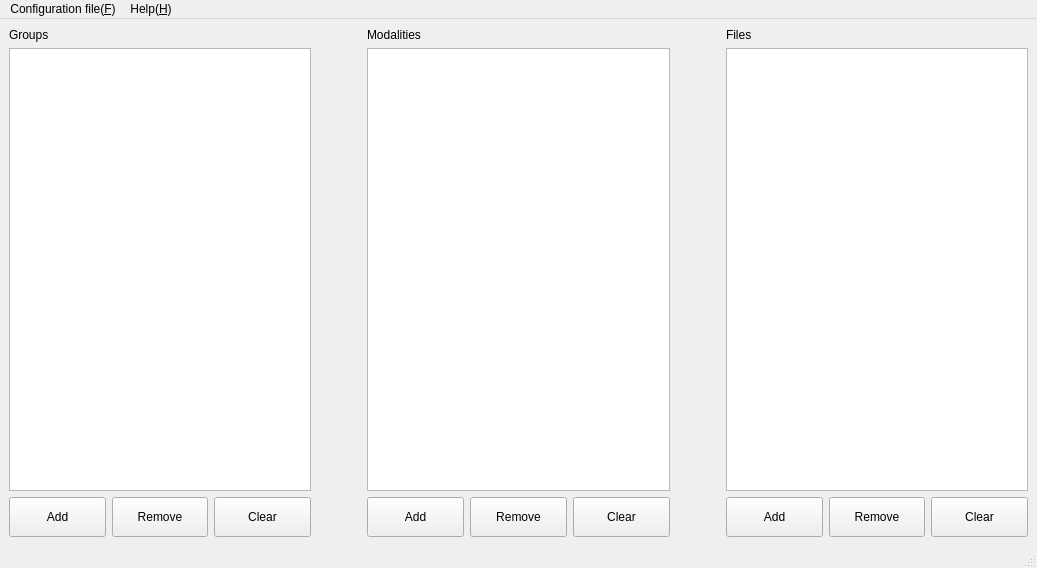
Above: eslearn/gui_test/easylearn_data_loading_gui.ui from easylearn-fmri/easylearn_dev before the change. Below: the same form after it.
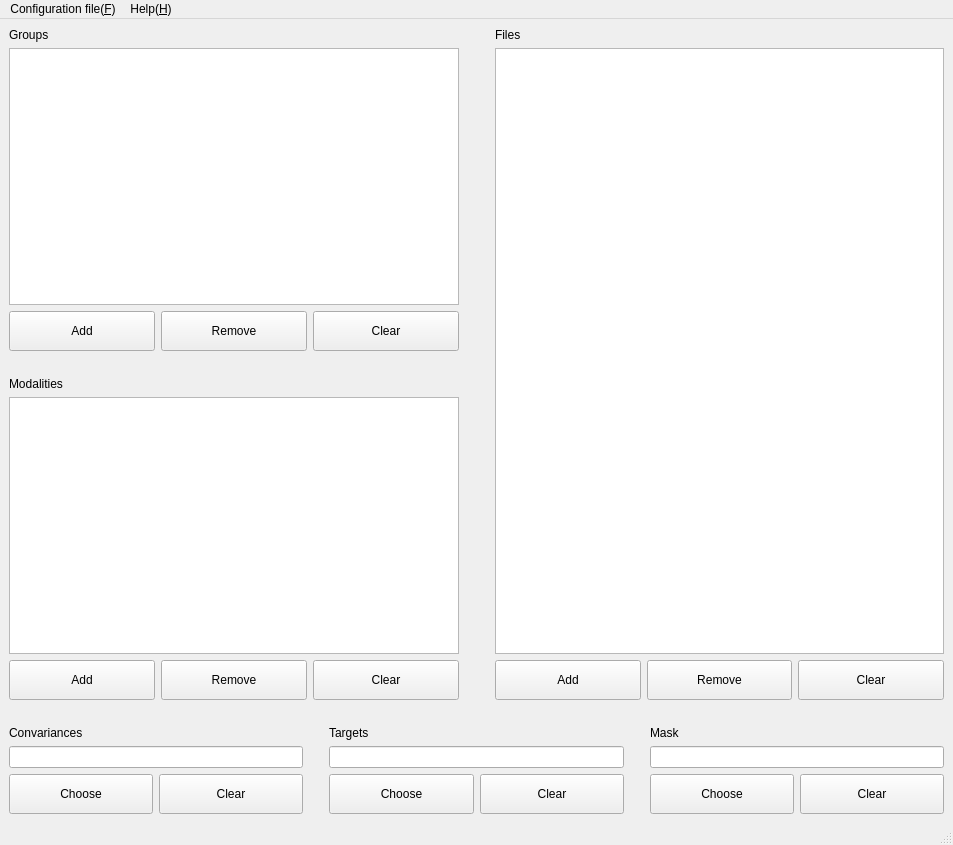
That is the form after the change.

Commit message: easylearn:gui:data_loading

What changed in the file:
```diff
--- a/eslearn/gui_test/easylearn_data_loading_gui.ui
+++ b/eslearn/gui_test/easylearn_data_loading_gui.ui
@@ -6,35 +6,35 @@
    <rect>
     <x>0</x>
     <y>0</y>
-    <width>1037</width>
-    <height>568</height>
+    <width>953</width>
+    <height>845</height>
    </rect>
   </property>
   <property name="windowTitle">
    <string>MainWindow</string>
   </property>
   <widget class="QWidget" name="centralwidget">
-   <layout class="QGridLayout" name="gridLayout_2">
-    <item row="0" column="0">
      <layout class="QGridLayout" name="gridLayout">
-      <item row="1" column="2">
-       <widget class="QListView" name="listView_modalities">
-        <property name="minimumSize">
-         <size>
-          <width>10</width>
-          <height>10</height>
-         </size>
-        </property>
-        <property name="sizeAdjustPolicy">
-         <enum>QAbstractScrollArea::AdjustToContents</enum>
-        </property>
-       </widget>
-      </item>
-      <item row="1" column="4">
-       <widget class="QListView" name="listView_files">
+    <item row="0" column="0">
+     <layout class="QHBoxLayout" name="horizontalLayout_2">
+      <item>
+       <layout class="QVBoxLayout" name="verticalLayout_group_modality">
+        <item>
+         <layout class="QGridLayout" name="gridLayout_2">
+          <item row="3" column="1">
+           <layout class="QVBoxLayout" name="verticalLayout_group">
+            <item>
+             <widget class="QLabel" name="label_group">
+              <property name="text">
+               <string>Groups</string>
+              </property>
+             </widget>
+            </item>
+            <item>
+             <widget class="QListView" name="listView_groups">
         <property name="minimumSize">
          <size>
-          <width>10</width>
+                <width>20</width>
           <height>10</height>
          </size>
         </property>
@@ -49,7 +49,7 @@
         </property>
        </widget>
       </item>
-      <item row="2" column="0">
+            <item>
        <layout class="QHBoxLayout" name="group_btn">
         <item>
          <widget class="QPushButton" name="pushButton_addgroups">
@@ -98,7 +98,49 @@
         </item>
        </layout>
       </item>
-      <item row="2" column="2">
+           </layout>
+          </item>
+         </layout>
+        </item>
+        <item>
+         <spacer name="verticalSpacer">
+          <property name="orientation">
+           <enum>Qt::Vertical</enum>
+          </property>
+          <property name="sizeType">
+           <enum>QSizePolicy::Fixed</enum>
+          </property>
+          <property name="sizeHint" stdset="0">
+           <size>
+            <width>20</width>
+            <height>20</height>
+           </size>
+          </property>
+         </spacer>
+        </item>
+        <item>
+         <layout class="QVBoxLayout" name="verticalLayout_modality">
+          <item>
+           <widget class="QLabel" name="label_modalities">
+            <property name="text">
+             <string>Modalities</string>
+            </property>
+           </widget>
+          </item>
+          <item>
+           <widget class="QListView" name="listView_modalities">
+            <property name="minimumSize">
+             <size>
+              <width>20</width>
+              <height>10</height>
+             </size>
+            </property>
+            <property name="sizeAdjustPolicy">
+             <enum>QAbstractScrollArea::AdjustToContents</enum>
+            </property>
+           </widget>
+          </item>
+          <item>
        <layout class="QHBoxLayout" name="modality_btn">
         <item>
          <widget class="QPushButton" name="pushButton_addmodalities">
@@ -147,36 +189,11 @@
         </item>
        </layout>
       </item>
-      <item row="1" column="0">
-       <widget class="QListView" name="listView_groups">
-        <property name="minimumSize">
-         <size>
-          <width>10</width>
-          <height>10</height>
-         </size>
-        </property>
-        <property name="sizeAdjustPolicy">
-         <enum>QAbstractScrollArea::AdjustToContents</enum>
-        </property>
-       </widget>
-      </item>
-      <item row="1" column="3">
-       <spacer name="horizontalSpacer_2">
-        <property name="orientation">
-         <enum>Qt::Horizontal</enum>
-        </property>
-        <property name="sizeType">
-         <enum>QSizePolicy::Fixed</enum>
-        </property>
-        <property name="sizeHint" stdset="0">
-         <size>
-          <width>50</width>
-          <height>20</height>
-         </size>
-        </property>
-       </spacer>
+         </layout>
+        </item>
+       </layout>
       </item>
-      <item row="1" column="1">
+      <item>
        <spacer name="horizontalSpacer">
         <property name="orientation">
          <enum>Qt::Horizontal</enum>
@@ -186,13 +203,43 @@
         </property>
         <property name="sizeHint" stdset="0">
          <size>
-          <width>50</width>
+          <width>30</width>
           <height>20</height>
          </size>
         </property>
        </spacer>
       </item>
-      <item row="2" column="4">
+      <item>
+       <layout class="QVBoxLayout" name="verticalLayout_files">
+        <item>
+         <layout class="QVBoxLayout" name="verticalLayout_file">
+          <item>
+           <widget class="QLabel" name="label_file">
+            <property name="text">
+             <string>Files</string>
+            </property>
+           </widget>
+          </item>
+          <item>
+           <widget class="QListView" name="listView_files">
+            <property name="minimumSize">
+             <size>
+              <width>10</width>
+              <height>200</height>
+             </size>
+            </property>
+            <property name="baseSize">
+             <size>
+              <width>10</width>
+              <height>10</height>
+             </size>
+            </property>
+            <property name="sizeAdjustPolicy">
+             <enum>QAbstractScrollArea::AdjustToContents</enum>
+            </property>
+           </widget>
+          </item>
+          <item>
        <layout class="QHBoxLayout" name="file_btn">
         <item>
          <widget class="QPushButton" name="pushButton_addfiles">
@@ -259,28 +306,249 @@
         </item>
        </layout>
       </item>
-      <item row="0" column="2">
-       <widget class="QLabel" name="label_modalities">
+         </layout>
+        </item>
+       </layout>
+      </item>
+     </layout>
+    </item>
+    <item row="2" column="0">
+     <layout class="QHBoxLayout" name="horizontalLayout">
+      <item>
+       <layout class="QVBoxLayout" name="verticalLayout_file_covariance">
+        <item>
+         <widget class="QLabel" name="label_covariance">
         <property name="text">
-         <string>Modalities</string>
+           <string>Convariances</string>
         </property>
        </widget>
       </item>
-      <item row="0" column="4">
-       <widget class="QLabel" name="label_file">
+        <item>
+         <widget class="QLineEdit" name="lineEdit_cov"/>
+        </item>
+        <item>
+         <layout class="QHBoxLayout" name="file_btn_4">
+          <item>
+           <widget class="QPushButton" name="pushButton_chooseCovariance">
+            <property name="minimumSize">
+             <size>
+              <width>20</width>
+              <height>40</height>
+             </size>
+            </property>
+            <property name="baseSize">
+             <size>
+              <width>10</width>
+              <height>10</height>
+             </size>
+            </property>
+            <property name="toolTipDuration">
+             <number>-5</number>
+            </property>
+            <property name="whatsThis">
+             <string>&lt;html&gt;&lt;head/&gt;&lt;body&gt;&lt;p&gt;push the button then close program&lt;/p&gt;&lt;/body&gt;&lt;/html&gt;</string>
+            </property>
         <property name="text">
-         <string>Files</string>
+             <string>Choose</string>
         </property>
        </widget>
       </item>
-      <item row="0" column="0">
-       <widget class="QLabel" name="label_group">
+          <item>
+           <widget class="QPushButton" name="pushButton_clearCovriance">
+            <property name="minimumSize">
+             <size>
+              <width>20</width>
+              <height>40</height>
+             </size>
+            </property>
+            <property name="baseSize">
+             <size>
+              <width>10</width>
+              <height>10</height>
+             </size>
+            </property>
         <property name="text">
-         <string>Groups</string>
+             <string>Clear</string>
         </property>
        </widget>
       </item>
      </layout>
+        </item>
+       </layout>
+      </item>
+      <item>
+       <spacer name="horizontalSpacer_2">
+        <property name="orientation">
+         <enum>Qt::Horizontal</enum>
+        </property>
+        <property name="sizeType">
+         <enum>QSizePolicy::Fixed</enum>
+        </property>
+        <property name="sizeHint" stdset="0">
+         <size>
+          <width>20</width>
+          <height>20</height>
+         </size>
+        </property>
+       </spacer>
+      </item>
+      <item>
+       <layout class="QVBoxLayout" name="verticalLayout_file_target">
+        <item>
+         <widget class="QLabel" name="label_target">
+          <property name="text">
+           <string>Targets</string>
+          </property>
+         </widget>
+        </item>
+        <item>
+         <widget class="QLineEdit" name="lineEdit_target"/>
+        </item>
+        <item>
+         <layout class="QHBoxLayout" name="file_btn_3">
+          <item>
+           <widget class="QPushButton" name="pushButton_chooseTarget">
+            <property name="minimumSize">
+             <size>
+              <width>20</width>
+              <height>40</height>
+             </size>
+            </property>
+            <property name="baseSize">
+             <size>
+              <width>10</width>
+              <height>10</height>
+             </size>
+            </property>
+            <property name="toolTipDuration">
+             <number>-5</number>
+            </property>
+            <property name="whatsThis">
+             <string>&lt;html&gt;&lt;head/&gt;&lt;body&gt;&lt;p&gt;push the button then close program&lt;/p&gt;&lt;/body&gt;&lt;/html&gt;</string>
+            </property>
+            <property name="text">
+             <string>Choose</string>
+            </property>
+           </widget>
+          </item>
+          <item>
+           <widget class="QPushButton" name="pushButton_clearTarget">
+            <property name="minimumSize">
+             <size>
+              <width>20</width>
+              <height>40</height>
+             </size>
+            </property>
+            <property name="baseSize">
+             <size>
+              <width>10</width>
+              <height>10</height>
+             </size>
+            </property>
+            <property name="text">
+             <string>Clear</string>
+            </property>
+           </widget>
+          </item>
+         </layout>
+        </item>
+       </layout>
+      </item>
+      <item>
+       <spacer name="horizontalSpacer_3">
+        <property name="orientation">
+         <enum>Qt::Horizontal</enum>
+        </property>
+        <property name="sizeType">
+         <enum>QSizePolicy::Fixed</enum>
+        </property>
+        <property name="sizeHint" stdset="0">
+         <size>
+          <width>20</width>
+          <height>20</height>
+         </size>
+        </property>
+       </spacer>
+      </item>
+      <item>
+       <layout class="QVBoxLayout" name="verticalLayout_file_mask">
+        <item>
+         <widget class="QLabel" name="label_mask">
+          <property name="text">
+           <string>Mask</string>
+          </property>
+         </widget>
+        </item>
+        <item>
+         <widget class="QLineEdit" name="lineEdit_mask"/>
+        </item>
+        <item>
+         <layout class="QHBoxLayout" name="file_btn_2">
+          <item>
+           <widget class="QPushButton" name="pushButton_chooseMask">
+            <property name="minimumSize">
+             <size>
+              <width>20</width>
+              <height>40</height>
+             </size>
+            </property>
+            <property name="baseSize">
+             <size>
+              <width>10</width>
+              <height>10</height>
+             </size>
+            </property>
+            <property name="toolTipDuration">
+             <number>-5</number>
+            </property>
+            <property name="whatsThis">
+             <string>&lt;html&gt;&lt;head/&gt;&lt;body&gt;&lt;p&gt;push the button then close program&lt;/p&gt;&lt;/body&gt;&lt;/html&gt;</string>
+            </property>
+            <property name="text">
+             <string>Choose</string>
+            </property>
+           </widget>
+          </item>
+          <item>
+           <widget class="QPushButton" name="pushButton_clearMask">
+            <property name="minimumSize">
+             <size>
+              <width>20</width>
+              <height>40</height>
+             </size>
+            </property>
+            <property name="baseSize">
+             <size>
+              <width>10</width>
+              <height>10</height>
+             </size>
+            </property>
+            <property name="text">
+             <string>Clear</string>
+            </property>
+           </widget>
+          </item>
+         </layout>
+        </item>
+       </layout>
+      </item>
+     </layout>
+    </item>
+    <item row="1" column="0">
+     <spacer name="verticalSpacer_2">
+      <property name="orientation">
+       <enum>Qt::Vertical</enum>
+      </property>
+      <property name="sizeType">
+       <enum>QSizePolicy::Fixed</enum>
+      </property>
+      <property name="sizeHint" stdset="0">
+       <size>
+        <width>20</width>
+        <height>20</height>
+       </size>
+      </property>
+     </spacer>
     </item>
    </layout>
   </widget>
@@ -289,7 +557,7 @@
     <rect>
      <x>0</x>
      <y>0</y>
-     <width>1037</width>
+     <width>953</width>
      <height>26</height>
     </rect>
    </property>
```
Left out of the diff: 6 changed lines with no effect on the pictures. Lines whose indentation alone changed are shown as unchanged. The commit also changes 4 other files.
